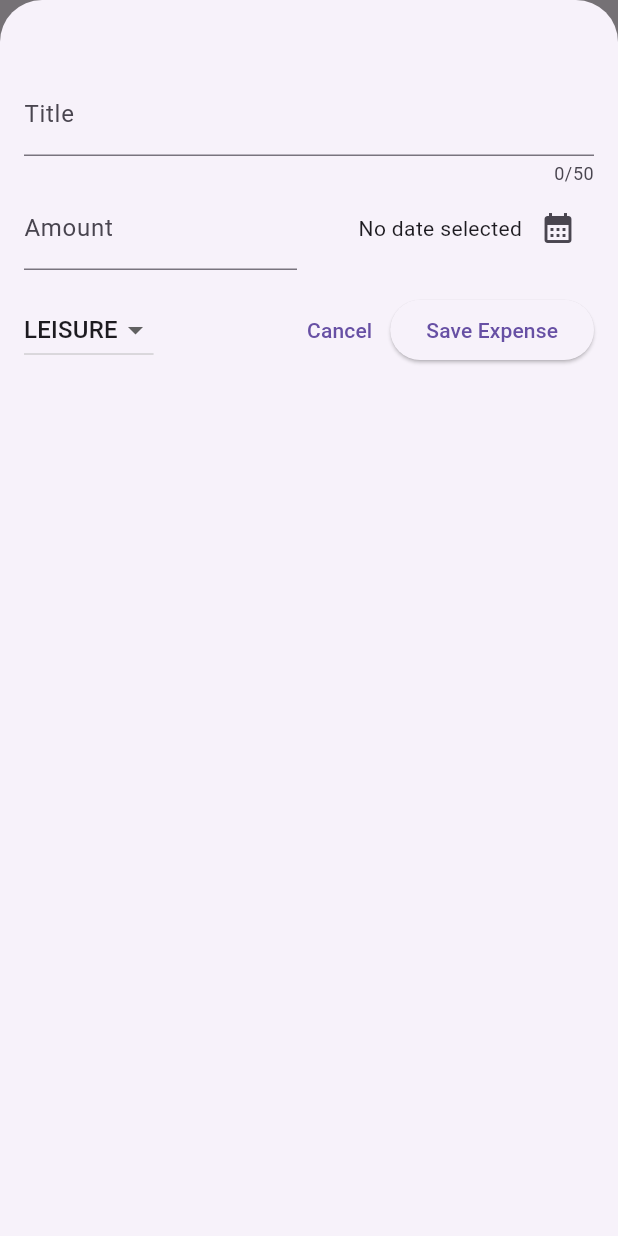
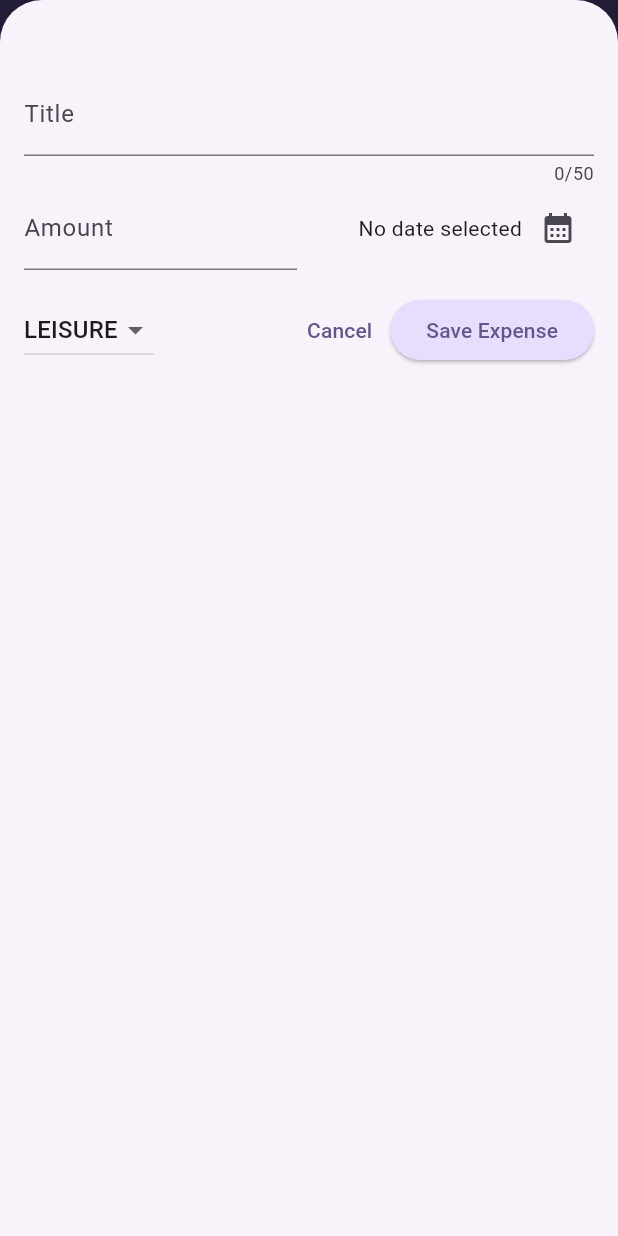
Before and after one commit to Kakmusayan/expense_tracker_2024, a Flutter app: the screen it shows after launch, after a tap on the "add" icon, on a phone screen of 412 x 824 dp. Run offline on Flutter 3.47's test engine with Material 3 defaults, Android fonts, the light colour scheme and no system bars.

Commit message:
setting theme

```diff
--- a/lib/main.dart
+++ b/lib/main.dart
@@ -2,10 +2,39 @@ import 'package:flutter/material.dart';
 
 import 'widgets/expenses.dart';
 
+var kColorScheme = ColorScheme.fromSeed(
+  seedColor: const Color.fromARGB(255, 96, 59, 181),
+);
 void main() {
   runApp(
-    const MaterialApp(
-      home: Expenses(),
+    MaterialApp(
+      theme: ThemeData().copyWith(
+        colorScheme: kColorScheme,
+        appBarTheme: const AppBarTheme().copyWith(
+          backgroundColor: kColorScheme.onPrimaryContainer,
+          foregroundColor: kColorScheme.primaryContainer,
+        ),
+        cardTheme: const CardTheme().copyWith(
+          color: kColorScheme.secondaryContainer,
+          margin: const EdgeInsets.symmetric(
+            horizontal: 16,
+            vertical: 8,
+          ),
+        ),
+        elevatedButtonTheme: ElevatedButtonThemeData(
+          style: ElevatedButton.styleFrom(
+            backgroundColor: kColorScheme.primaryContainer,
+          ),
+        ),
+        textTheme: ThemeData().textTheme.copyWith(
+              titleLarge: TextStyle(
+                fontWeight: FontWeight.normal,
+                color: kColorScheme.onSecondaryContainer,
+                fontSize: 14,
+              ),
+            ),
+      ),
+      home: const Expenses(),
     ),
   );
 }
```
